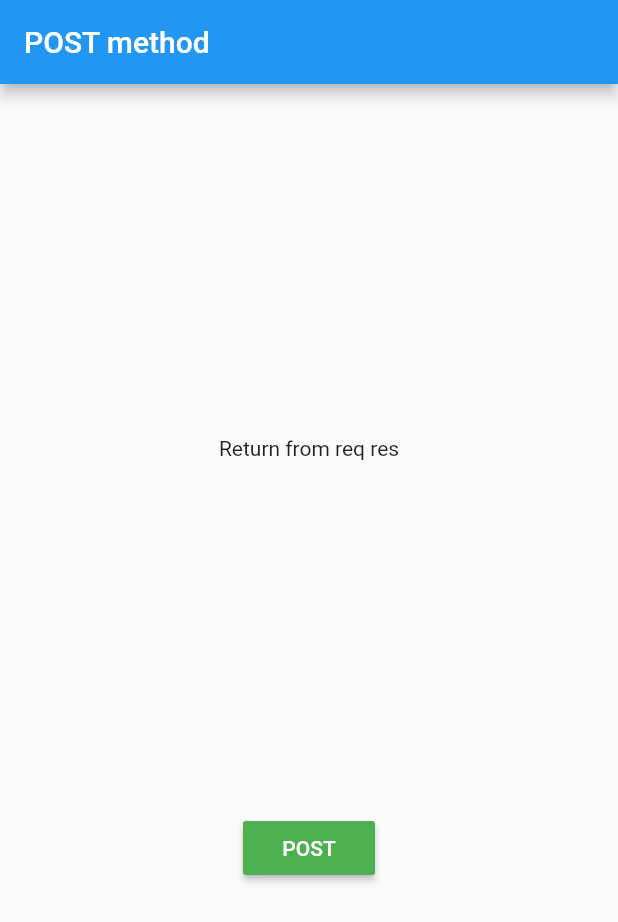
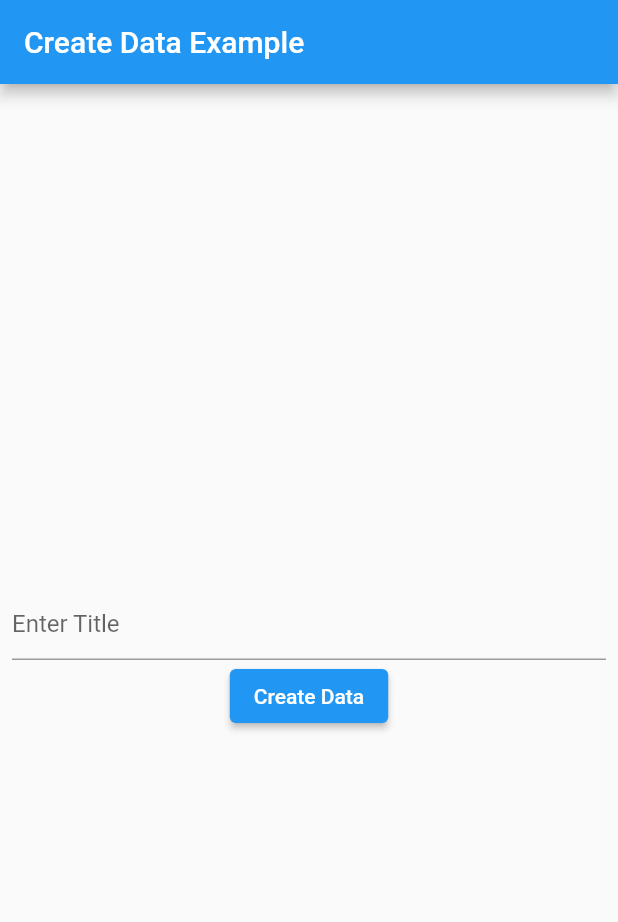
Before and after one commit to msamufidi/flutter_1, a Flutter app: the screen it shows after launch, on a phone screen of 412 x 824 dp. Shown: the top 922 px of the screen. Run offline on Flutter 3.47's test engine with Material 2 defaults, Android fonts, the phone set to English and light mode, and no system bars.

Commit message:
clone from flutter docs

```diff
--- a/flutter_application_1/lib/main.dart
+++ b/flutter_application_1/lib/main.dart
@@ -1,40 +1,79 @@
+import 'dart:async';
+import 'dart:convert';
+
 import 'package:flutter/material.dart';
+import 'package:flutter_application_1/post_method.dart';
+import 'package:http/http.dart' as http;
 
-void main(List<String> args) {
-  runApp(MyApp());
+void main() {
+  runApp(const MyApp());
 }
 
 class MyApp extends StatefulWidget {
   const MyApp({super.key});
 
   @override
-  State<MyApp> createState() => _MyAppState();
+  State<MyApp> createState() {
+    return _MyAppState();
+  }
 }
 
 class _MyAppState extends State<MyApp> {
+  final TextEditingController _controller = TextEditingController();
+  Future<Album>? _futureAlbum;
+
   @override
   Widget build(BuildContext context) {
     return MaterialApp(
+      title: 'Create Data Example',
+      theme: ThemeData(
+        primarySwatch: Colors.blue,
+      ),
       home: Scaffold(
         appBar: AppBar(
-          title: Text("POST method"),
+          title: const Text('Create Data Example'),
         ),
-        body: Center(
-          child: Column(
-            mainAxisAlignment: MainAxisAlignment.spaceEvenly,
-            children: [
-              Text("Return from req res"),
-              MaterialButton(
-                  child: Text(
-                    "POST",
-                    style: TextStyle(color: Colors.white),
-                  ),
-                  color: Colors.green,
-                  onPressed: () {})
-            ],
-          ),
+        body: Container(
+          alignment: Alignment.center,
+          padding: const EdgeInsets.all(8.0),
+          child: (_futureAlbum == null) ? buildColumn() : buildFutureBuilder(),
         ),
       ),
     );
   }
+
+  Column buildColumn() {
+    return Column(
+      mainAxisAlignment: MainAxisAlignment.center,
+      children: <Widget>[
+        TextField(
+          controller: _controller,
+          decoration: const InputDecoration(hintText: 'Enter Title'),
+        ),
+        ElevatedButton(
+          onPressed: () {
+            setState(() {
+              _futureAlbum = createAlbum(_controller.text);
+            });
+          },
+          child: const Text('Create Data'),
+        ),
+      ],
+    );
+  }
+
+  FutureBuilder<Album> buildFutureBuilder() {
+    return FutureBuilder<Album>(
+      future: _futureAlbum,
+      builder: (context, snapshot) {
+        if (snapshot.hasData) {
+          return Text(snapshot.data!.title);
+        } else if (snapshot.hasError) {
+          return Text('${snapshot.error}');
+        }
+
+        return const CircularProgressIndicator();
+      },
+    );
+  }
 }
--- /dev/null
+++ b/flutter_application_1/lib/post_method.dart
@@ -0,0 +1,41 @@
+import 'dart:async';
+import 'dart:convert';
+
+import 'package:flutter/material.dart';
+import 'package:http/http.dart' as http;
+
+Future<Album> createAlbum(String title) async {
+  final response = await http.post(
+    Uri.parse('https://jsonplaceholder.typicode.com/albums'),
+    headers: <String, String>{
+      'Content-Type': 'application/json; charset=UTF-8',
+    },
+    body: jsonEncode(<String, String>{
+      'title': title,
+    }),
+  );
+
+  if (response.statusCode == 201) {
+    // If the server did return a 201 CREATED response,
+    // then parse the JSON.
+    return Album.fromJson(jsonDecode(response.body));
+  } else {
+    // If the server did not return a 201 CREATED response,
+    // then throw an exception.
+    throw Exception('Failed to create album.');
+  }
+}
+
+class Album {
+  final int id;
+  final String title;
+
+  const Album({required this.id, required this.title});
+
+  factory Album.fromJson(Map<String, dynamic> json) {
+    return Album(
+      id: json['id'],
+      title: json['title'],
+    );
+  }
+}
--- a/flutter_application_1/pubspec.yaml
+++ b/flutter_application_1/pubspec.yaml
@@ -31,6 +31,7 @@ environment:
 dependencies:
   flutter:
     sdk: flutter
+  http: ^0.13.5
 
 
   # The following adds the Cupertino Icons font to your application.
```
Also changed, not shown: flutter_application_1/pubspec.lock.
